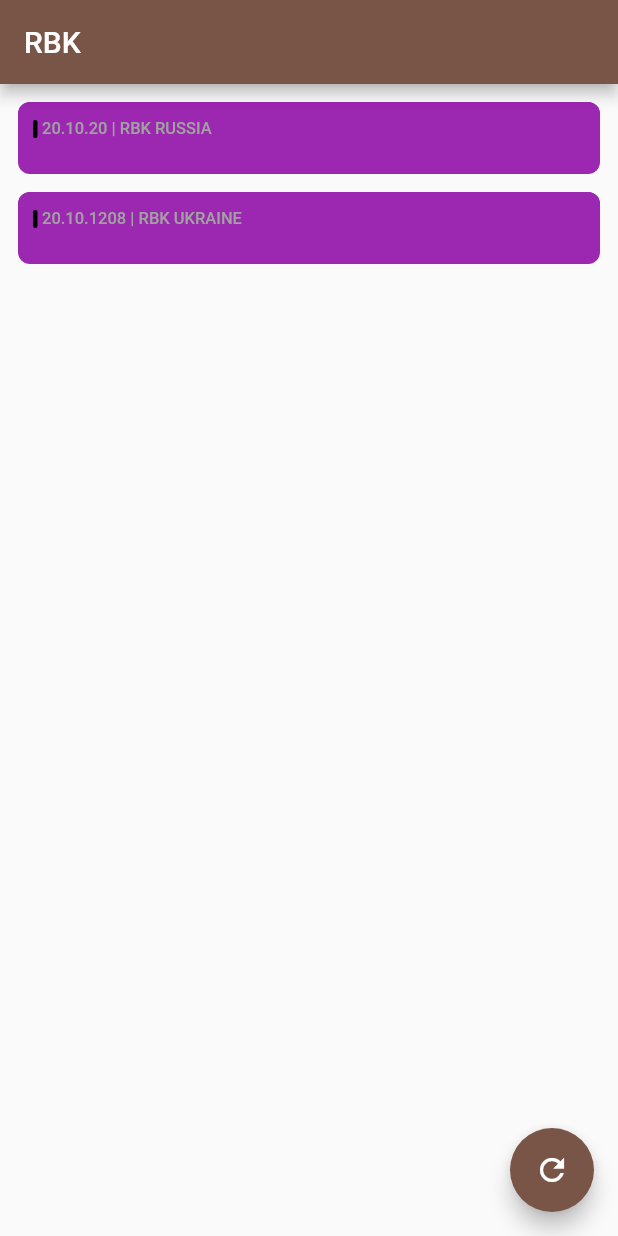
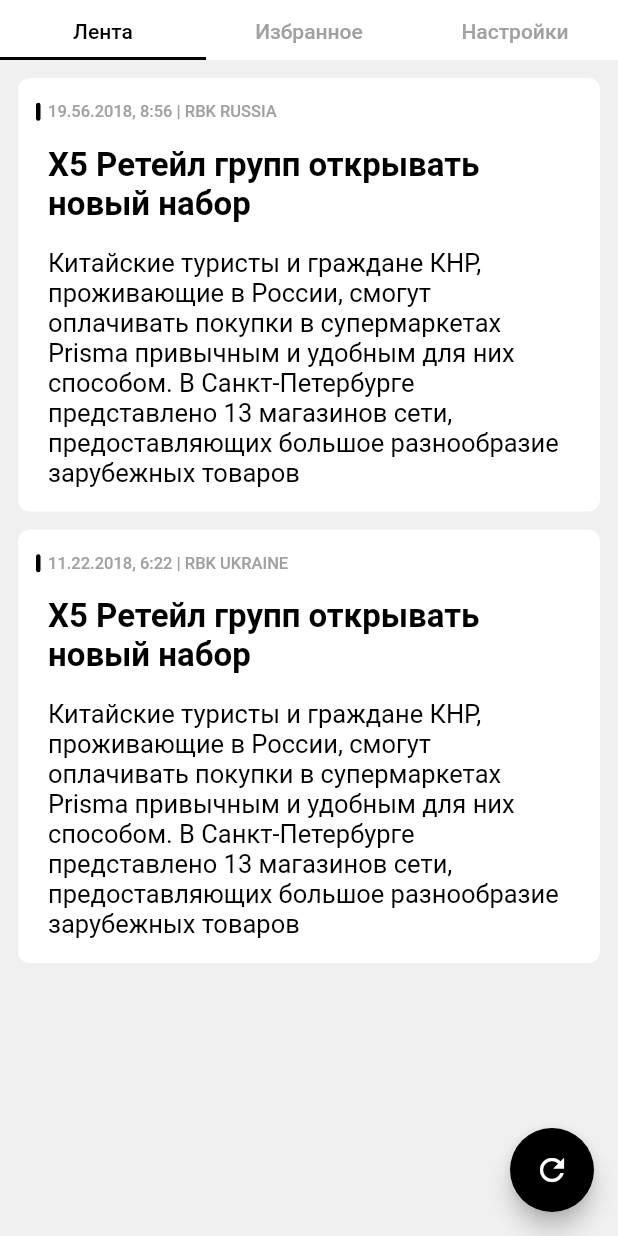
Before and after one commit to rbcprolabs/app_flutter, a Flutter app: the screen it shows after launch, on a phone screen of 412 x 824 dp. Run offline on Flutter 3.47's test engine with Material 2 defaults, Android fonts, the phone set to English and light mode, and no system bars; our stand-ins replace flutter_dotenv.

Commit message:
tabs, change statusbar color, format date, render new items

```diff
--- a/lib/main.dart
+++ b/lib/main.dart
@@ -1,24 +1,63 @@
 import 'package:flutter/material.dart';
+import 'package:flutter/services.dart';
 import 'package:rbk/screens/ArticlesList.dart';
 import 'package:flutter_dotenv/flutter_dotenv.dart';
-
-// void main() => runApp(RBK());
+import 'package:rbk/config.dart';
 
 Future main() async {
   await DotEnv().load('.env');
-
   runApp(RBK());
 }
 
 class RBK extends StatelessWidget {
   @override
   Widget build(BuildContext context) {
-    print('run');
     print(DotEnv().env['space']);
-
+    // SystemChrome.setSystemUIOverlayStyle(SystemUiOverlayStyle.dark);
+    SystemChrome.setSystemUIOverlayStyle(SystemUiOverlayStyle.dark
+        .copyWith(statusBarIconBrightness: Brightness.dark));
     return MaterialApp(
-        title: 'RBK',
-        theme: ThemeData(primarySwatch: Colors.brown),
-        home: ArticlesList());
+      theme: ThemeData(
+        brightness: Brightness.light,
+        backgroundColor: Colors.white,
+      ),
+      home: DefaultTabController(
+          length: 3,
+          child: Scaffold(
+            backgroundColor: Color(COLOR_5),
+            appBar: PreferredSize(
+                preferredSize: Size.fromHeight(40.0),
+                child: Container(
+                  color: Color(COLOR_1),
+                  child: SafeArea(
+                    child: Column(
+                      children: <Widget>[
+                        Expanded(child: Container()),
+                        TabBar(
+                          labelColor: Color(COLOR_2),
+                          indicatorColor: Color(COLOR_2),
+                          unselectedLabelColor: Color(COLOR_4),
+                          labelPadding:
+                              const EdgeInsets.symmetric(vertical: PADDING - 3),
+                          tabs: [
+                            Text('Лента'),
+                            Text('Избранное'),
+                            Text('Настройки')
+                          ],
+                        )
+                      ],
+                    ),
+                  ),
+                )),
+            body: TabBarView(
+              children: [
+                ArticlesList(),
+                Icon(Icons.directions_transit),
+                Icon(Icons.directions_bike),
+              ],
+            ),
+          )),
+    );
+    // home: ArticlesList());
   }
 }
--- a/lib/screens/ArticlesList.dart
+++ b/lib/screens/ArticlesList.dart
@@ -2,6 +2,7 @@ import 'package:flutter/material.dart';
 import 'package:rbk/widgets/article/ArticleData.dart';
 import 'package:rbk/widgets/article/ArticleCard.dart';
 import 'package:rbk/widgets/containers/ContainerList.dart';
+import 'package:rbk/config.dart';
 //import 'package:http/http.dart' as http;
 
 class ArticlesList extends StatefulWidget {
@@ -17,12 +18,14 @@ class ArticlesListState extends State<ArticlesList> {
   @override
   Widget build(BuildContext context) {
     return Scaffold(
-      appBar: AppBar(title: Text('RBK')),
+      backgroundColor: Color(COLOR_5),
       body: ContainerList(
         children: _buildList(),
       ),
       floatingActionButton: FloatingActionButton(
-          child: Icon(Icons.refresh), onPressed: () => _load()),
+          child: Icon(Icons.refresh),
+          backgroundColor: Color(COLOR_2),
+          onPressed: () => _load()),
     );
   }
 
@@ -31,15 +34,19 @@ class ArticlesListState extends State<ArticlesList> {
     // final response = await http.get(url);
     final dataTest = [
       {
-        'title': 'title',
-        'published': '20.10.20',
+        'title': 'X5 Ретейл групп открывать новый набор',
+        'lead':
+            'Китайские туристы и граждане КНР, проживающие в России, смогут оплачивать покупки в супермаркетах Prisma привычным и удобным для них способом. В Санкт-Петербурге представлено 13 магазинов сети, предоставляющих большое разнообразие зарубежных товаров',
+        'published': '2018-12-19T08:56',
         'sources': {
           'fields': {'name': 'rbk russia'}
         }
       },
       {
-        'title': 'title',
-        'published': '20.10.1208',
+        'title': 'X5 Ретейл групп открывать новый набор',
+        'lead':
+            'Китайские туристы и граждане КНР, проживающие в России, смогут оплачивать покупки в супермаркетах Prisma привычным и удобным для них способом. В Санкт-Петербурге представлено 13 магазинов сети, предоставляющих большое разнообразие зарубежных товаров',
+        'published': '2018-11-11T06:22',
         'sources': {
           'fields': {'name': 'rbk ukraine'}
         }
--- a/lib/widgets/article/ArticleCard.dart
+++ b/lib/widgets/article/ArticleCard.dart
@@ -1,7 +1,7 @@
 import 'package:flutter/material.dart';
 import 'package:rbk/config.dart';
 import 'package:flutter/rendering.dart';
-import 'package:rbk/widgets/article/ArticleHeaderDate.dart';
+import 'package:rbk/widgets/article/ArticleSourceData.dart';
 
 class ArticleCard extends StatelessWidget {
   ArticleCard({this.article});
@@ -12,17 +12,45 @@ class ArticleCard extends StatelessWidget {
   Widget build(BuildContext context) {
     return Container(
         decoration: new BoxDecoration(
-        color: Colors.purple,
+          color: Color(COLOR_1),
           borderRadius: BorderRadius.circular(RADIUS),
         ),
         margin: const EdgeInsets.only(bottom: PADDING),
-      width: 48.0,
-      height: 48.0,
-      // Разбить максимально на компоненты (виджеты)
-      child: ArticleHeaderDate(
+        padding: const EdgeInsets.symmetric(vertical: INTENT),
+        child: Column(
+          children: <Widget>[
+            Container(
+                padding: EdgeInsets.symmetric(horizontal: PADDING),
+                child: ArticleSourceData(
                   date: article()['published'],
                   source: article()['sources']['fields']['name'],
-      )
-    );
+                )),
+            SizedBox(
+              width: double.infinity,
+              child: Container(
+                  padding: EdgeInsets.symmetric(horizontal: MARGIN),
+                  margin: EdgeInsets.only(top: INTENT),
+                  child: Column(
+                    children: <Widget>[
+                      Text(
+                        article()['title'],
+                        style: TextStyle(
+                            color: Color(COLOR_2),
+                            fontSize: FONT_SIZE + 5,
+                            fontWeight: FontWeight.bold),
+                      ),
+                      Container(
+                        margin: EdgeInsets.only(top: INTENT),
+                        child: Text(
+                          article()['lead'],
+                          style: TextStyle(
+                              color: Color(COLOR_2), fontSize: FONT_SIZE),
+                        ),
+                      ),
+                    ],
+                  )),
+            ),
+          ],
+        ));
   }
 }
--- a/lib/widgets/article/ArticleHeaderDate.dart
+++ /dev/null
@@ -1,47 +0,0 @@
-import 'package:flutter/material.dart';
-import 'package:rbk/config.dart';
-import 'package:moment/moment.dart';
-
-class ArticleHeaderDate extends StatelessWidget {
-  ArticleHeaderDate({this.date, this.source});
-
-  final date;
-  final source;
-
-  @override
-  Widget build(BuildContext context) {
-    return Container(
-        decoration: new BoxDecoration(
-          color: Colors.purple,
-          borderRadius: BorderRadius.circular(RADIUS),
-        ),
-        margin: const EdgeInsets.only(bottom: PADDING),
-        width: 48.0,
-        height: 48.0,
-        child: new Row(children: <Widget>[
-          Padding(
-            padding: EdgeInsets.symmetric(horizontal: 5.0),
-          ),
-          new Container(
-            width: 3,
-            height: 12,
-            decoration: new BoxDecoration(
-              color: Color(COLOR_2),
-              borderRadius: BorderRadius.circular(RADIUS),
-            ),
-          ),
-          Container(
-            padding: EdgeInsets.symmetric(vertical: 0.5, horizontal: 1.0),
-            margin: EdgeInsets.all(2.0),
-            child: Text(
-              date.toUpperCase() + ' | ' + source.toUpperCase(),
-              style: TextStyle(
-                  color: Color(COLOR_4),
-                  fontSize: 11,
-                  fontWeight: FontWeight.w500),
-            ),
-            // child: Text(Moment(date).format('DD.MM.YY, h:mm')),
-          )
-        ]));
-  }
-}
--- /dev/null
+++ b/lib/widgets/article/ArticleSourceData.dart
@@ -0,0 +1,36 @@
+import 'package:flutter/material.dart';
+import 'package:intl/intl.dart';
+import 'package:rbk/config.dart';
+
+class ArticleSourceData extends StatelessWidget {
+  ArticleSourceData({this.date, this.source});
+
+  final date;
+  final source;
+
+  @override
+  Widget build(BuildContext context) {
+    return Row(children: <Widget>[
+      Container(
+        width: 3,
+        height: 12,
+        margin: EdgeInsets.only(right: 5),
+        decoration: BoxDecoration(
+          color: Color(COLOR_2),
+          borderRadius: BorderRadius.circular(RADIUS),
+        ),
+      ),
+      Container(
+        child: Text(
+          DateFormat("dd.mm.yyyy, H:m").format(DateTime.parse(date)) +
+              ' | ' +
+              source.toUpperCase(),
+          style: TextStyle(
+              color: Color(COLOR_4),
+              fontSize: FONT_SIZE - 6,
+              fontWeight: FontWeight.w500),
+        ),
+      )
+    ]);
+  }
+}
--- a/pubspec.yaml
+++ b/pubspec.yaml
@@ -19,8 +19,9 @@ dependencies:
   # The following adds the Cupertino Icons font to your application.
   # Use with the CupertinoIcons class for iOS style icons.
   cupertino_icons: ^0.1.2
-  moment: ^0.0.1
   flutter_dotenv: ^2.0.1
+  intl: ^0.15.7
+  flutter_statusbar: ^0.0.1
 
 dev_dependencies:
   flutter_test:
```
Also changed, not shown: 3 other files. Lines whose indentation alone changed are shown as unchanged.
